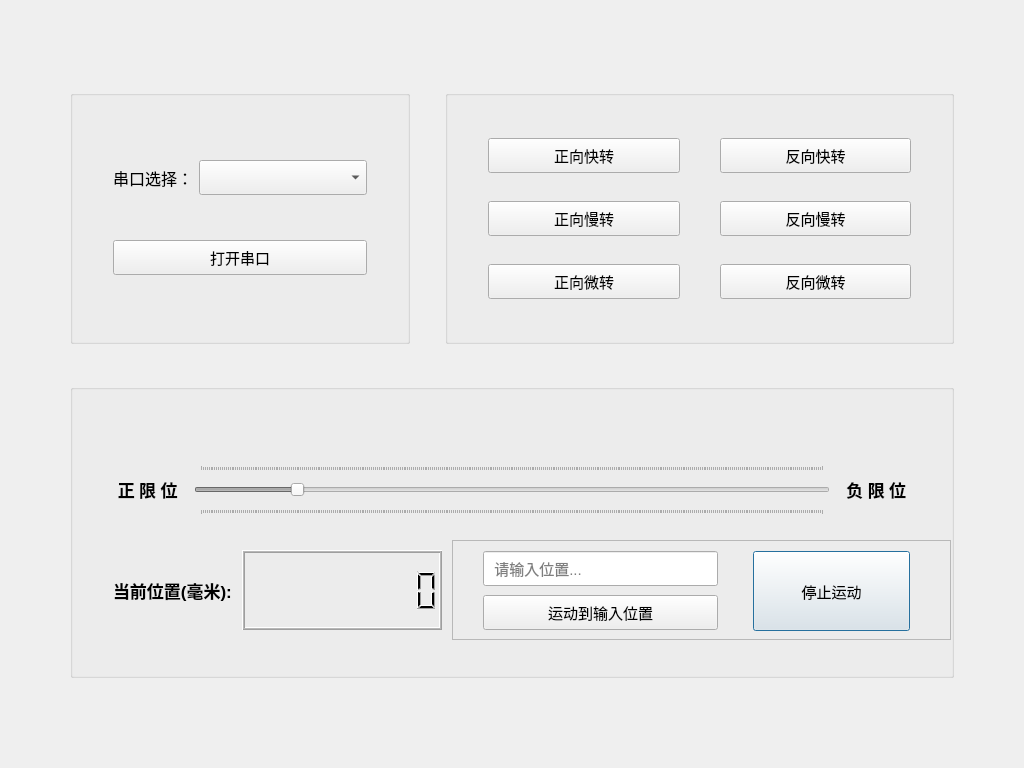
First picture: the form in mainwindow.ui, repository tsuiwade/translationTableControlSystem210909, before the edit.
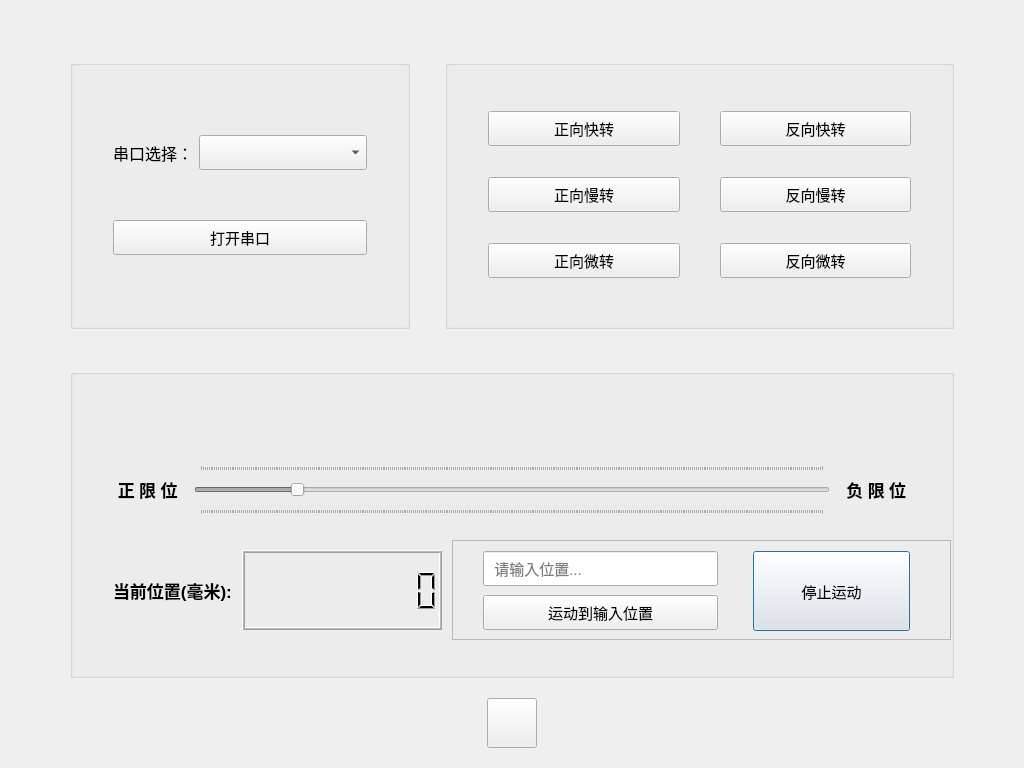
Second picture: the form after the edit. Custom widgets are drawn as their Qt base class.

Diff of the .ui file:
```diff
--- a/mainwindow.ui
+++ b/mainwindow.ui
@@ -32,7 +32,7 @@
      <verstretch>0</verstretch>
     </sizepolicy>
    </property>
-   <layout class="QVBoxLayout" name="verticalLayout" stretch="0,0">
+   <layout class="QVBoxLayout" name="verticalLayout" stretch="0,0,0">
     <property name="spacing">
      <number>20</number>
     </property>
@@ -40,13 +40,13 @@
      <number>70</number>
     </property>
     <property name="topMargin">
-     <number>70</number>
+     <number>40</number>
     </property>
     <property name="rightMargin">
      <number>70</number>
     </property>
     <property name="bottomMargin">
-     <number>90</number>
+     <number>20</number>
     </property>
     <item>
      <widget class="QWidget" name="widget" native="true">
@@ -877,6 +877,31 @@
       </layout>
      </widget>
     </item>
+    <item alignment="Qt::AlignHCenter">
+     <widget class="QPushButton" name="pushButton">
+      <property name="minimumSize">
+       <size>
+        <width>50</width>
+        <height>50</height>
+       </size>
+      </property>
+      <property name="maximumSize">
+       <size>
+        <width>50</width>
+        <height>50</height>
+       </size>
+      </property>
+      <property name="text">
+       <string/>
+      </property>
+      <property name="iconSize">
+       <size>
+        <width>35</width>
+        <height>35</height>
+       </size>
+      </property>
+     </widget>
+    </item>
    </layout>
   </widget>
  </widget>
```
Left out of the diff: 3 changed lines with no effect on the pictures.
